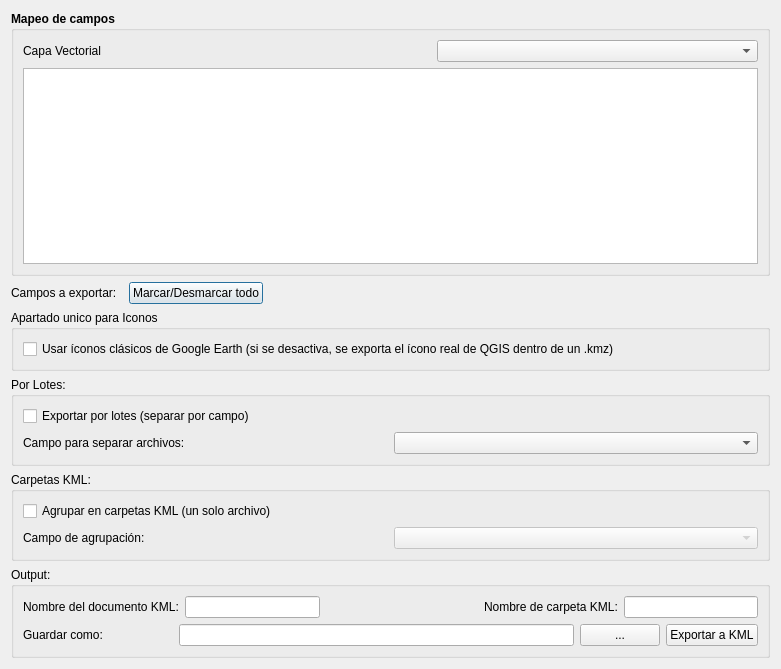
The window that kml_schema_exporter_dialog_base.ui (MoisesIbarraMejia/Kml-exporter) describes before a commit, drawn with Qt 5.
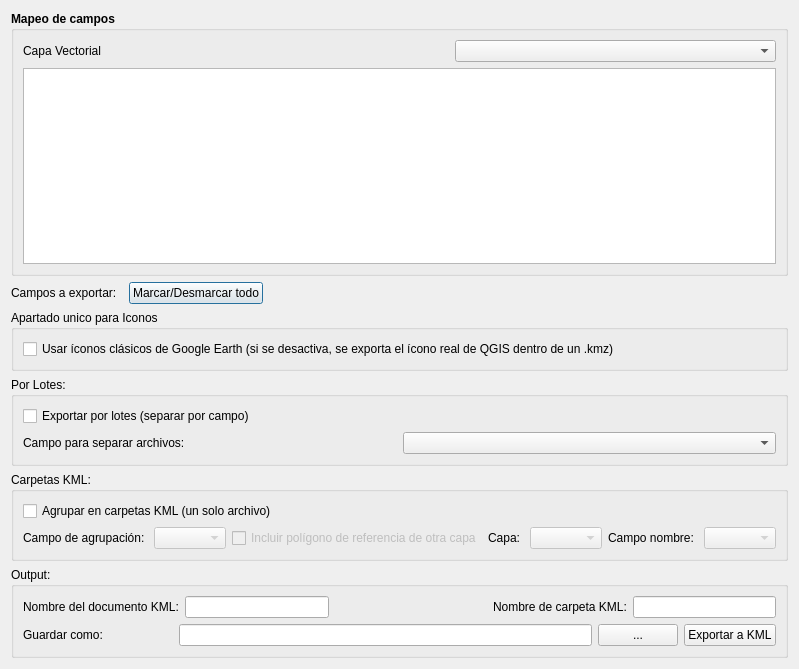
The same window after the commit.

Commit message: Join por atributos: Capa de referencia

The edit to the form file:
```diff
--- a/kml_schema_exporter_dialog_base.ui
+++ b/kml_schema_exporter_dialog_base.ui
@@ -178,6 +178,48 @@
         </property>
         </widget>
         </item>
+        <item>
+        <widget class="QCheckBox" name="checkBoxCapaReferencia">
+        <property name="enabled">
+        <bool>false</bool>
+        </property>
+        <property name="text">
+        <string>Incluir polígono de referencia de otra capa</string>
+        </property>
+        </widget>
+        </item>
+        <item>
+        <layout class="QHBoxLayout" name="horizontalLayoutReferencia">
+        <item>
+        <widget class="QLabel" name="labelCapaReferencia">
+            <property name="text">
+            <string>Capa: </string>
+            </property>
+        </widget>
+        </item>
+        <item>
+        <widget class="QComboBox" name="comboCapaReferencia">
+            <property name="enabled">
+            <bool>false</bool>
+            </property>
+        </widget>
+        </item>
+        <item>
+        <widget class="QLabel" name="labelCampoReferencia">
+            <property name="text">
+            <string>Campo nombre: </string>
+            </property>
+        </widget>
+        </item>
+        <item>
+        <widget class="QComboBox" name="comboCampoReferencia">
+            <property name="enabled">
+            <bool>false</bool>
+            </property>
+        </widget>
+        </item>
+        </layout>
+        </item>
         </layout>
     </item>
     </layout>
```
The commit also changes 2 other files.
